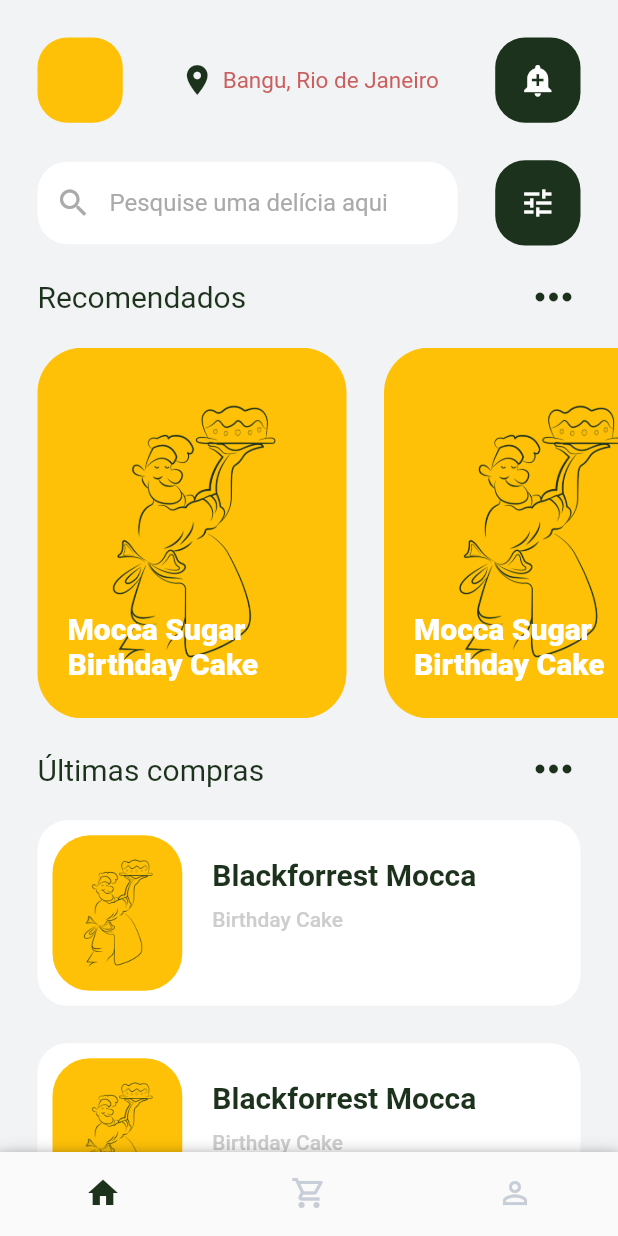
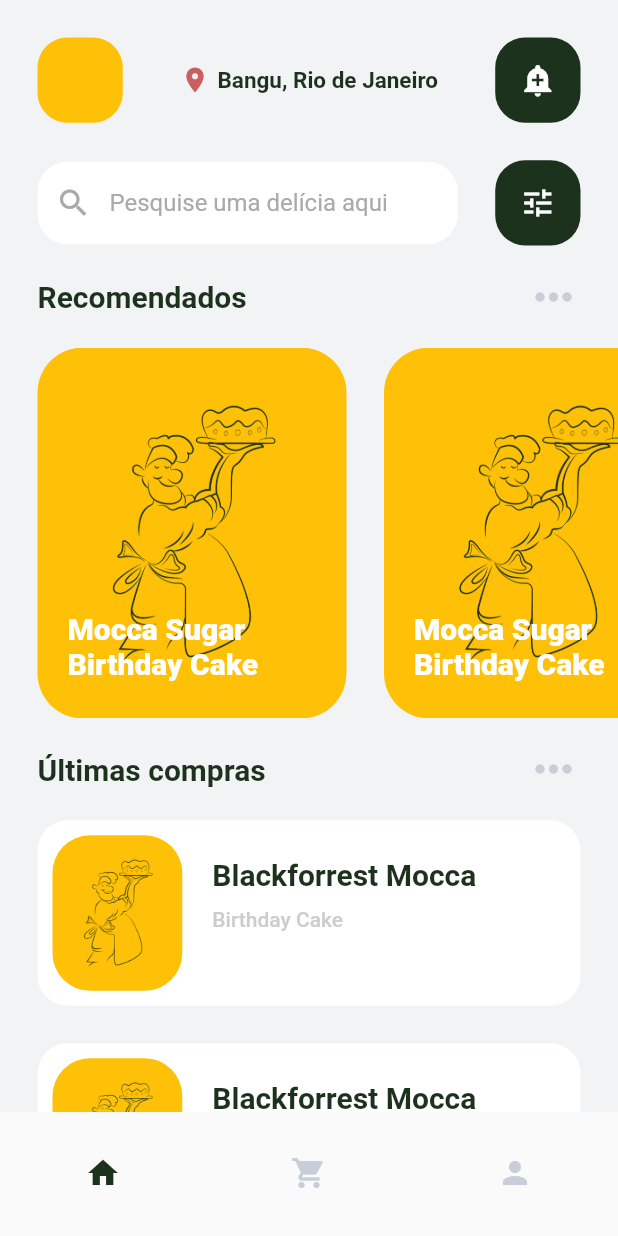
Before and after one commit to lucas-242/cake_market, a Flutter app: the AppShell screen opened directly, on a phone screen of 412 x 824 dp. Run offline on Flutter 3.47's test engine with Material 2 defaults, Android fonts, the phone set to English and light mode, and no system bars; our stand-ins replace bloc, carousel_slider, equatable, flutter_bloc, get_it; missing offline and left inert: flow_builder.

Commit message:
Bottom Navigation style

```diff
--- a/lib/modules/app/app_shell.dart
+++ b/lib/modules/app/app_shell.dart
@@ -51,27 +51,10 @@ class AppBottomNavigationBar extends StatelessWidget {
 
   @override
   Widget build(BuildContext context) {
-    return Container(
-      decoration: const BoxDecoration(
-        boxShadow: <BoxShadow>[
-          BoxShadow(
-            color: Color.fromRGBO(0, 0, 0, 0.14),
-            blurRadius: 4.0,
-            offset: Offset(0, 2),
-          ),
-          BoxShadow(
-            color: Color.fromRGBO(0, 0, 0, 0.12),
-            blurRadius: 5.0,
-            offset: Offset(0, 4),
-          ),
-          BoxShadow(
-            color: Color.fromRGBO(0, 0, 0, 0.2),
-            blurRadius: 10.0,
-            offset: Offset(0, 1),
-          ),
-        ],
-      ),
+    return SizedBox(
+      height: SizeConfig.height * 0.1,
       child: BottomNavigationBar(
+        elevation: 0,
         currentIndex: AppTab.values.indexOf(activeTab),
         onTap: (index) => onTabSelected(AppTab.values[index]),
         selectedItemColor: AppColors.primary,
@@ -84,18 +67,15 @@ class AppBottomNavigationBar extends StatelessWidget {
         showUnselectedLabels: false,
         items: const [
           BottomNavigationBarItem(
-            activeIcon: Icon(Icons.home),
-            icon: Icon(Icons.home_outlined),
+            icon: Icon(Icons.home),
             label: 'Home',
           ),
           BottomNavigationBarItem(
-            activeIcon: Icon(Icons.shopping_cart),
-            icon: Icon(Icons.shopping_cart_outlined),
+            icon: Icon(Icons.shopping_cart),
             label: 'Busca',
           ),
           BottomNavigationBarItem(
-            activeIcon: Icon(Icons.person),
-            icon: Icon(Icons.person_outline),
+            icon: Icon(Icons.person),
             label: 'Coleção',
           ),
         ],
--- a/lib/modules/home/presentation/widgets/last_order_section.dart
+++ b/lib/modules/home/presentation/widgets/last_order_section.dart
@@ -22,6 +22,7 @@ class LastOrderSection extends StatelessWidget {
           child: TextWithButton(
             onPressed: onPressedMore,
             text: 'Últimas compras',
+            buttonColor: AppColors.icons,
           ),
         ),
         SizedBox(
--- a/lib/modules/home/presentation/widgets/navbar_section.dart
+++ b/lib/modules/home/presentation/widgets/navbar_section.dart
@@ -23,11 +23,18 @@ class NavbarSection extends StatelessWidget {
           ),
           Row(
             children: const [
-              Icon(Icons.room, color: AppColors.primary),
+              Icon(
+                Icons.room,
+                color: AppColors.accent,
+                size: 20,
+              ),
               SizedBox(width: DefaultStyle.widthTinySpace),
               Text(
                 'Bangu, Rio de Janeiro',
-                style: TextStyle(color: AppColors.accent, fontSize: 15),
+                style: TextStyle(
+                    color: AppColors.primary,
+                    fontSize: 15,
+                    fontWeight: FontWeight.w700),
               ),
             ],
           ),
--- a/lib/modules/home/presentation/widgets/recomended_section.dart
+++ b/lib/modules/home/presentation/widgets/recomended_section.dart
@@ -20,6 +20,7 @@ class RecomendedSection extends StatelessWidget {
           child: TextWithButton(
             onPressed: onPressedMore,
             text: 'Recomendados',
+            buttonColor: AppColors.icons,
           ),
         ),
         SizedBox(
--- a/lib/modules/home/presentation/widgets/text_with_button.dart
+++ b/lib/modules/home/presentation/widgets/text_with_button.dart
@@ -8,6 +8,7 @@ class TextWithButton extends StatelessWidget {
   final Color? textColor;
   final Color? buttonColor;
   final IconData? icon;
+  final FontWeight fontWeight;
 
   const TextWithButton({
     Key? key,
@@ -17,6 +18,7 @@ class TextWithButton extends StatelessWidget {
     this.textColor = AppColors.primary,
     this.buttonColor = AppColors.primary,
     this.icon = Icons.more_horiz,
+    this.fontWeight = FontWeight.w700,
   }) : super(key: key);
 
   @override
@@ -26,7 +28,8 @@ class TextWithButton extends StatelessWidget {
       children: [
         Text(
           text,
-          style: TextStyle(fontSize: fontSize, color: textColor),
+          style: TextStyle(
+              fontSize: fontSize, color: textColor, fontWeight: fontWeight),
         ),
         Padding(
           padding: const EdgeInsets.only(right: 25),
```
